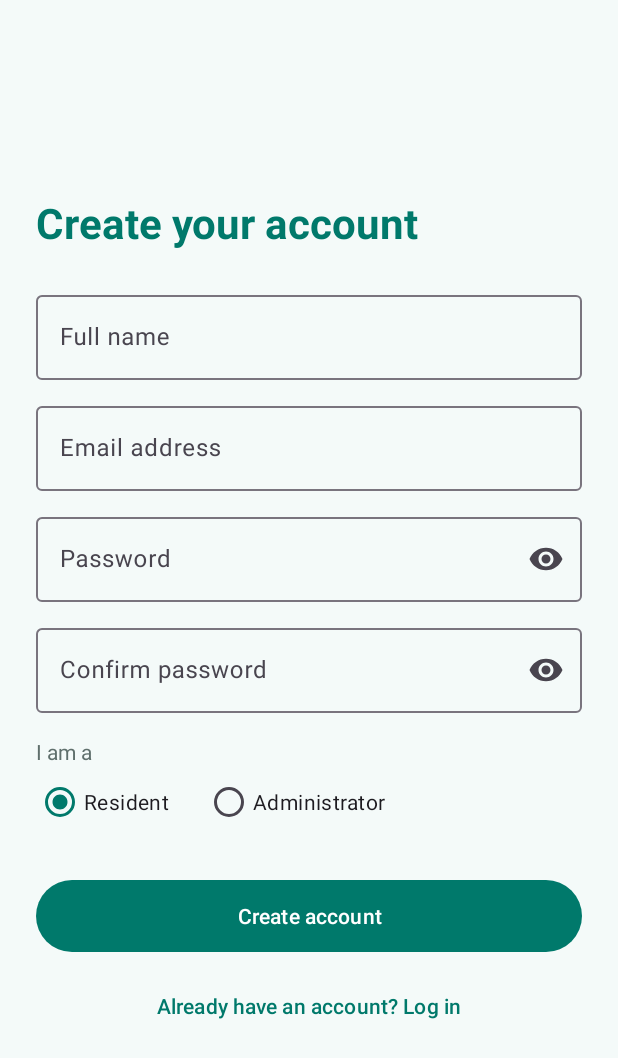
After one commit to DWasike/Safisha-Community-Reporting-System, an Android app: the RegisterFragment screen opened through its navigation route, on a phone screen of 412 x 824 dp. The commit adds this screen. Shown: the top 1058 px of the screen. Run offline under Robolectric (Android 15) with nearby library versions, the phone set to English and light mode, and no system bars; our stand-ins replace Room's generated code.

Commit message:
Add navigation graph, login and register screens with validation

```diff
--- a/app/build.gradle.kts
+++ b/app/build.gradle.kts
@@ -32,9 +32,15 @@ android {
         sourceCompatibility = JavaVersion.VERSION_11
         targetCompatibility = JavaVersion.VERSION_11
     }
+
+    buildFeatures {
+        viewBinding = true
+    }
 }
 
 dependencies {
+    implementation(libs.androidx.navigation.fragment.ktx)
+    implementation(libs.androidx.navigation.ui.ktx)
     implementation(libs.androidx.activity.ktx)
     implementation(libs.androidx.appcompat)
     implementation(libs.androidx.constraintlayout)
--- /dev/null
+++ b/app/src/main/java/com/example/safisha/ui/viewmodel/LoginFragment.kt
@@ -0,0 +1,93 @@
+package com.example.safisha.ui.auth
+
+import android.os.Bundle
+import android.util.Patterns
+import android.view.LayoutInflater
+import android.view.View
+import android.view.ViewGroup
+import android.widget.Toast
+import androidx.core.widget.doOnTextChanged
+import androidx.fragment.app.Fragment
+import androidx.fragment.app.activityViewModels
+import androidx.lifecycle.Lifecycle
+import androidx.lifecycle.lifecycleScope
+import androidx.lifecycle.repeatOnLifecycle
+import androidx.navigation.fragment.findNavController
+import com.example.safisha.R
+import com.example.safisha.databinding.FragmentLoginBinding
+import com.example.safisha.ui.viewmodel.SafishaViewModel
+import com.example.safisha.ui.viewmodel.UiEvent
+import kotlinx.coroutines.launch
+
+class LoginFragment : Fragment() {
+
+    private var _binding: FragmentLoginBinding? = null
+    private val binding get() = _binding!!
+
+    // Shared with every screen so currentUser survives navigation
+    private val viewModel: SafishaViewModel by activityViewModels()
+
+    override fun onCreateView(
+        inflater: LayoutInflater, container: ViewGroup?, savedInstanceState: Bundle?
+    ): View {
+        _binding = FragmentLoginBinding.inflate(inflater, container, false)
+        return binding.root
+    }
+
+    override fun onViewCreated(view: View, savedInstanceState: Bundle?) {
+        binding.btnLogin.setOnClickListener { attemptLogin() }
+        binding.btnToRegister.setOnClickListener {
+            findNavController().navigate(R.id.action_loginFragment_to_registerFragment)
+        }
+
+        // Clear an inline error as soon as the user starts fixing the field
+        binding.etEmail.doOnTextChanged { _, _, _, _ -> binding.tilEmail.error = null }
+        binding.etPassword.doOnTextChanged { _, _, _, _ -> binding.tilPassword.error = null }
+
+        // Listen for one-off events from the ViewModel (login success, messages)
+        viewLifecycleOwner.lifecycleScope.launch {
+            viewLifecycleOwner.repeatOnLifecycle(Lifecycle.State.STARTED) {
+                viewModel.events.collect { event ->
+                    when (event) {
+                        is UiEvent.LoggedIn -> findNavController()
+                            .navigate(R.id.action_loginFragment_to_dashboardFragment)
+                        is UiEvent.Message -> {
+                            setLoading(false)
+                            Toast.makeText(requireContext(), event.text, Toast.LENGTH_LONG).show()
+                        }
+                        else -> Unit
+                    }
+                }
+            }
+        }
+    }
+
+    private fun attemptLogin() {
+        val email = binding.etEmail.text.toString().trim()
+        val password = binding.etPassword.text.toString()
+
+        val emailError = when {
+            email.isEmpty() -> getString(R.string.error_email_required)
+            !Patterns.EMAIL_ADDRESS.matcher(email).matches() -> getString(R.string.error_email_invalid)
+            else -> null
+        }
+        val passwordError = if (password.isEmpty()) getString(R.string.error_password_required) else null
+
+        binding.tilEmail.error = emailError
+        binding.tilPassword.error = passwordError
+        if (emailError != null || passwordError != null) return   // block the submit
+
+        setLoading(true)
+        viewModel.login(email, password)
+    }
+
+    private fun setLoading(loading: Boolean) {
+        binding.progress.visibility = if (loading) View.VISIBLE else View.GONE
+        binding.btnLogin.isEnabled = !loading
+    }
+
+    override fun onDestroyView() {
+        super.onDestroyView()
+        _binding = null
+    }
+}
--- /dev/null
+++ b/app/src/main/java/com/example/safisha/ui/viewmodel/RegisterFragment.kt
@@ -0,0 +1,107 @@
+package com.example.safisha.ui.auth
+
+import android.os.Bundle
+import android.util.Patterns
+import android.view.LayoutInflater
+import android.view.View
+import android.view.ViewGroup
+import android.widget.Toast
+import androidx.core.widget.doOnTextChanged
+import androidx.fragment.app.Fragment
+import androidx.fragment.app.activityViewModels
+import androidx.lifecycle.Lifecycle
+import androidx.lifecycle.lifecycleScope
+import androidx.lifecycle.repeatOnLifecycle
+import androidx.navigation.fragment.findNavController
+import com.example.safisha.R
+import com.example.safisha.databinding.FragmentRegisterBinding
+import com.example.safisha.domain.model.UserRole
+import com.example.safisha.ui.viewmodel.SafishaViewModel
+import com.example.safisha.ui.viewmodel.UiEvent
+import kotlinx.coroutines.launch
+
+class RegisterFragment : Fragment() {
+
+    private var _binding: FragmentRegisterBinding? = null
+    private val binding get() = _binding!!
+    private val viewModel: SafishaViewModel by activityViewModels()
+
+    override fun onCreateView(
+        inflater: LayoutInflater, container: ViewGroup?, savedInstanceState: Bundle?
+    ): View {
+        _binding = FragmentRegisterBinding.inflate(inflater, container, false)
+        return binding.root
+    }
+
+    override fun onViewCreated(view: View, savedInstanceState: Bundle?) {
+        binding.btnRegister.setOnClickListener { attemptRegister() }
+        binding.btnToLogin.setOnClickListener { findNavController().popBackStack() }
+
+        binding.etName.doOnTextChanged { _, _, _, _ -> binding.tilName.error = null }
+        binding.etEmail.doOnTextChanged { _, _, _, _ -> binding.tilEmail.error = null }
+        binding.etPassword.doOnTextChanged { _, _, _, _ -> binding.tilPassword.error = null }
+        binding.etConfirm.doOnTextChanged { _, _, _, _ -> binding.tilConfirm.error = null }
+
+        viewLifecycleOwner.lifecycleScope.launch {
+            viewLifecycleOwner.repeatOnLifecycle(Lifecycle.State.STARTED) {
+                viewModel.events.collect { event ->
+                    when (event) {
+                        is UiEvent.Message -> {
+                            setLoading(false)
+                            Toast.makeText(requireContext(), event.text, Toast.LENGTH_LONG).show()
+                        }
+                        // Account created: go back to the Login screen
+                        is UiEvent.Registered -> findNavController().popBackStack()
+                        else -> Unit
+                    }
+                }
+            }
+        }
+    }
+
+    private fun attemptRegister() {
+        val name = binding.etName.text.toString().trim()
+        val email = binding.etEmail.text.toString().trim()
+        val password = binding.etPassword.text.toString()
+        val confirm = binding.etConfirm.text.toString()
+
+        val nameError = when {
+            name.isEmpty() -> getString(R.string.error_name_required)
+            name.length < 2 -> getString(R.string.error_name_short)
+            else -> null
+        }
+        val emailError = when {
+            email.isEmpty() -> getString(R.string.error_email_required)
+            !Patterns.EMAIL_ADDRESS.matcher(email).matches() -> getString(R.string.error_email_invalid)
+            else -> null
+        }
+        val passwordError = when {
+            password.isEmpty() -> getString(R.string.error_password_required)
+            password.length < 6 -> getString(R.string.error_password_short)
+            else -> null
+        }
+        val confirmError = if (confirm != password) getString(R.string.error_confirm_mismatch) else null
+
+        binding.tilName.error = nameError
+        binding.tilEmail.error = emailError
+        binding.tilPassword.error = passwordError
+        binding.tilConfirm.error = confirmError
+
+        if (listOf(nameError, emailError, passwordError, confirmError).any { it != null }) return
+
+        val role = if (binding.rbAdmin.isChecked) UserRole.ADMIN else UserRole.RESIDENT
+
+        setLoading(true)
+        viewModel.register(name, email, password, role)
+    }
+
+    private fun setLoading(loading: Boolean) {
+        binding.progress.visibility = if (loading) View.VISIBLE else View.GONE
+        binding.btnRegister.isEnabled = !loading
+    }
+
+    override fun onDestroyView() {
+        super.onDestroyView()
+        _binding = null
+    }
+}
--- a/app/src/main/res/layout/activity_main.xml
+++ b/app/src/main/res/layout/activity_main.xml
@@ -1,5 +1,6 @@
 <?xml version="1.0" encoding="utf-8"?>
-<androidx.constraintlayout.widget.ConstraintLayout xmlns:android="http://schemas.android.com/apk/res/android"
+<androidx.constraintlayout.widget.ConstraintLayout
+    xmlns:android="http://schemas.android.com/apk/res/android"
     xmlns:app="http://schemas.android.com/apk/res-auto"
     xmlns:tools="http://schemas.android.com/tools"
     android:id="@+id/main"
@@ -7,13 +8,16 @@
     android:layout_height="match_parent"
     tools:context=".MainActivity">
 
-    <TextView
-        android:layout_width="wrap_content"
-        android:layout_height="wrap_content"
-        android:text="Hello World!"
+    <androidx.fragment.app.FragmentContainerView
+        android:id="@+id/nav_host_fragment"
+        android:name="androidx.navigation.fragment.NavHostFragment"
+        android:layout_width="0dp"
+        android:layout_height="0dp"
+        app:defaultNavHost="true"
+        app:navGraph="@navigation/nav_graph"
+        app:layout_constraintTop_toTopOf="parent"
         app:layout_constraintBottom_toBottomOf="parent"
-        app:layout_constraintEnd_toEndOf="parent"
         app:layout_constraintStart_toStartOf="parent"
-        app:layout_constraintTop_toTopOf="parent" />
+        app:layout_constraintEnd_toEndOf="parent" />
 
 </androidx.constraintlayout.widget.ConstraintLayout>
--- /dev/null
+++ b/app/src/main/res/layout/fragment_register.xml
@@ -0,0 +1,138 @@
+<?xml version="1.0" encoding="utf-8"?>
+<ScrollView xmlns:android="http://schemas.android.com/apk/res/android"
+    xmlns:app="http://schemas.android.com/apk/res-auto"
+    android:layout_width="match_parent"
+    android:layout_height="match_parent"
+    android:fillViewport="true">
+
+    <LinearLayout
+        android:layout_width="match_parent"
+        android:layout_height="wrap_content"
+        android:gravity="center_vertical"
+        android:orientation="vertical"
+        android:padding="24dp">
+
+        <TextView
+            android:layout_width="wrap_content"
+            android:layout_height="wrap_content"
+            android:layout_marginBottom="24dp"
+            android:text="@string/register_title"
+            android:textColor="@color/safisha_primary"
+            android:textSize="28sp"
+            android:textStyle="bold" />
+
+        <com.google.android.material.textfield.TextInputLayout
+            android:id="@+id/tilName"
+            style="@style/Widget.Material3.TextInputLayout.OutlinedBox"
+            android:layout_width="match_parent"
+            android:layout_height="wrap_content"
+            android:hint="@string/hint_full_name">
+
+            <com.google.android.material.textfield.TextInputEditText
+                android:id="@+id/etName"
+                android:layout_width="match_parent"
+                android:layout_height="wrap_content"
+                android:inputType="textPersonName|textCapWords" />
+        </com.google.android.material.textfield.TextInputLayout>
+
+        <com.google.android.material.textfield.TextInputLayout
+            android:id="@+id/tilEmail"
+            style="@style/Widget.Material3.TextInputLayout.OutlinedBox"
+            android:layout_width="match_parent"
+            android:layout_height="wrap_content"
+            android:layout_marginTop="12dp"
+            android:hint="@string/hint_email">
+
+            <com.google.android.material.textfield.TextInputEditText
+                android:id="@+id/etEmail"
+                android:layout_width="match_parent"
+                android:layout_height="wrap_content"
+                android:inputType="textEmailAddress" />
+        </com.google.android.material.textfield.TextInputLayout>
+
+        <com.google.android.material.textfield.TextInputLayout
+            android:id="@+id/tilPassword"
+            style="@style/Widget.Material3.TextInputLayout.OutlinedBox"
+            android:layout_width="match_parent"
+            android:layout_height="wrap_content"
+            android:layout_marginTop="12dp"
+            android:hint="@string/hint_password"
+            app:endIconMode="password_toggle">
+
+            <com.google.android.material.textfield.TextInputEditText
+                android:id="@+id/etPassword"
+                android:layout_width="match_parent"
+                android:layout_height="wrap_content"
+                android:inputType="textPassword" />
+        </com.google.android.material.textfield.TextInputLayout>
+
+        <com.google.android.material.textfield.TextInputLayout
+            android:id="@+id/tilConfirm"
+            style="@style/Widget.Material3.TextInputLayout.OutlinedBox"
+            android:layout_width="match_parent"
+            android:layout_height="wrap_content"
+            android:layout_marginTop="12dp"
+            android:hint="@string/hint_confirm_password"
+            app:endIconMode="password_toggle">
+
+            <com.google.android.material.textfield.TextInputEditText
+                android:id="@+id/etConfirm"
+                android:layout_width="match_parent"
+                android:layout_height="wrap_content"
+                android:inputType="textPassword" />
+        </com.google.android.material.textfield.TextInputLayout>
+
+        <TextView
+            android:layout_width="wrap_content"
+            android:layout_height="wrap_content"
+            android:layout_marginTop="16dp"
+            android:text="@string/label_role"
+            android:textColor="@color/safisha_text_secondary" />
+
+        <RadioGroup
+            android:id="@+id/rgRole"
+            android:layout_width="match_parent"
+            android:layout_height="wrap_content"
+            android:orientation="horizontal">
+
+            <RadioButton
+                android:id="@+id/rbResident"
+                android:layout_width="wrap_content"
+                android:layout_height="wrap_content"
+                android:checked="true"
+                android:text="@string/role_resident" />
+
+            <RadioButton
+                android:id="@+id/rbAdmin"
+                android:layout_width="wrap_content"
+                android:layout_height="wrap_content"
+                android:layout_marginStart="24dp"
+                android:text="@string/role_admin" />
+        </RadioGroup>
+
+        <com.google.android.material.button.MaterialButton
+            android:id="@+id/btnRegister"
+            android:layout_width="match_parent"
+            android:layout_height="56dp"
+            android:layout_marginTop="24dp"
+            android:text="@string/action_register" />
+
+        <com.google.android.material.progressindicator.CircularProgressIndicator
+            android:id="@+id/progress"
+            android:layout_width="wrap_content"
+            android:layout_height="wrap_content"
+            android:layout_gravity="center_horizontal"
+            android:layout_marginTop="16dp"
+            android:indeterminate="true"
+            android:visibility="gone" />
+
+        <com.google.android.material.button.MaterialButton
+            android:id="@+id/btnToLogin"
+            style="@style/Widget.Material3.Button.TextButton"
+            android:layout_width="match_parent"
+            android:layout_height="wrap_content"
+            android:layout_marginTop="8dp"
+            android:text="@string/link_to_login" />
+
+    </LinearLayout>
+</ScrollView>
--- /dev/null
+++ b/app/src/main/res/navigation/nav_graph.xml
@@ -0,0 +1,41 @@
+<?xml version="1.0" encoding="utf-8"?>
+<navigation xmlns:android="http://schemas.android.com/apk/res/android"
+    xmlns:app="http://schemas.android.com/apk/res-auto"
+    xmlns:tools="http://schemas.android.com/tools"
+    android:id="@+id/nav_graph"
+    app:startDestination="@id/loginFragment">
+
+    <fragment
+        android:id="@+id/loginFragment"
+        android:name="com.example.safisha.ui.auth.LoginFragment"
+        android:label="Login"
+        tools:layout="@layout/fragment_login">
+        <action
+            android:id="@+id/action_loginFragment_to_registerFragment"
+            app:destination="@id/registerFragment" />
+        <action
+            android:id="@+id/action_loginFragment_to_dashboardFragment"
+            app:destination="@id/dashboardFragment"
+            app:popUpTo="@id/loginFragment"
+            app:popUpToInclusive="true" />
+    </fragment>
+
+    <fragment
+        android:id="@+id/registerFragment"
+        android:name="com.example.safisha.ui.auth.RegisterFragment"
+        android:label="Register"
+        tools:layout="@layout/fragment_register" />
+
+    <fragment
+        android:id="@+id/dashboardFragment"
+        android:name="com.example.safisha.ui.auth.DashboardFragment"
+        android:label="Dashboard"
+        tools:layout="@layout/fragment_dashboard">
+        <action
+            android:id="@+id/action_dashboardFragment_to_loginFragment"
+            app:destination="@id/loginFragment"
+            app:popUpTo="@id/dashboardFragment"
+            app:popUpToInclusive="true" />
+    </fragment>
+
+</navigation>
--- a/app/src/main/res/values-night/themes.xml
+++ b/app/src/main/res/values-night/themes.xml
@@ -1,7 +1,14 @@
 <resources xmlns:tools="http://schemas.android.com/tools">
-    <!-- Base application theme. -->
-    <style name="Base.Theme.Safisha" parent="Theme.Material3.DayNight.NoActionBar">
-        <!-- Customize your dark theme here. -->
-        <!-- <item name="colorPrimary">@color/my_dark_primary</item> -->
+    <style name="Theme.Safisha" parent="Theme.Material3.Light.NoActionBar">
+        <item name="colorPrimary">@color/safisha_primary</item>
+        <item name="colorOnPrimary">@color/white</item>
+        <item name="colorPrimaryContainer">@color/safisha_primary_container</item>
+        <item name="colorOnPrimaryContainer">@color/safisha_primary_dark</item>
+        <item name="colorSecondary">@color/safisha_accent</item>
+        <item name="colorOnSecondary">@color/safisha_text</item>
+        <item name="android:colorBackground">@color/safisha_background</item>
+        <item name="colorSurface">@color/safisha_surface</item>
+        <item name="colorOnSurface">@color/safisha_text</item>
+        <item name="colorError">@color/safisha_error</item>
     </style>
 </resources>
--- a/app/src/main/res/values/colors.xml
+++ b/app/src/main/res/values/colors.xml
@@ -2,4 +2,20 @@
 <resources>
     <color name="black">#FF000000</color>
     <color name="white">#FFFFFFFF</color>
+
+    <!-- Safisha palette: Fresh Teal -->
+    <color name="safisha_primary">#00796B</color>
+    <color name="safisha_primary_dark">#004D40</color>
+    <color name="safisha_primary_container">#B2DFDB</color>
+    <color name="safisha_accent">#FFB300</color>
+    <color name="safisha_background">#F4FAF9</color>
+    <color name="safisha_surface">#FFFFFF</color>
+    <color name="safisha_text">#1F2D2B</color>
+    <color name="safisha_text_secondary">#5F6F6C</color>
+    <color name="safisha_error">#DC2626</color>
+
+    <!-- Status badges (shared with Member 4) -->
+    <color name="status_pending">#EF6C00</color>
+    <color name="status_in_progress">#2563EB</color>
+    <color name="status_resolved">#2E7D32</color>
 </resources>
--- a/app/src/main/res/values/strings.xml
+++ b/app/src/main/res/values/strings.xml
@@ -1,3 +1,26 @@
 <resources>
     <string name="app_name">Safisha</string>
+    <string name="tagline">Report it. Track it. Get it fixed.</string>
+    <string name="register_title">Create your account</string>
+    <string name="hint_full_name">Full name</string>
+    <string name="hint_email">Email address</string>
+    <string name="hint_password">Password</string>
+    <string name="hint_confirm_password">Confirm password</string>
+    <string name="action_login">Log in</string>
+    <string name="action_register">Create account</string>
+    <string name="action_logout">Log out</string>
+    <string name="link_to_register">New to Safisha? Create an account</string>
+    <string name="link_to_login">Already have an account? Log in</string>
+    <string name="label_role">I am a</string>
+    <string name="role_resident">Resident</string>
+    <string name="role_admin">Administrator</string>
+    <string name="error_name_required">Full name is required</string>
+    <string name="error_name_short">Enter your full name</string>
+    <string name="error_email_required">Email is required</string>
+    <string name="error_email_invalid">Enter a valid email address</string>
+    <string name="error_password_required">Password is required</string>
+    <string name="error_password_short">Password must be at least 6 characters</string>
+    <string name="error_confirm_mismatch">Passwords do not match</string>
+    <string name="dashboard_welcome">Welcome, %1$s</string>
+    <string name="dashboard_role">Signed in as %1$s</string>
 </resources>
--- a/app/src/main/res/values/themes.xml
+++ b/app/src/main/res/values/themes.xml
@@ -1,9 +1,14 @@
 <resources xmlns:tools="http://schemas.android.com/tools">
-    <!-- Base application theme. -->
-    <style name="Base.Theme.Safisha" parent="Theme.Material3.DayNight.NoActionBar">
-        <!-- Customize your light theme here. -->
-        <!-- <item name="colorPrimary">@color/my_light_primary</item> -->
+    <style name="Theme.Safisha" parent="Theme.Material3.Light.NoActionBar">
+        <item name="colorPrimary">@color/safisha_primary</item>
+        <item name="colorOnPrimary">@color/white</item>
+        <item name="colorPrimaryContainer">@color/safisha_primary_container</item>
+        <item name="colorOnPrimaryContainer">@color/safisha_primary_dark</item>
+        <item name="colorSecondary">@color/safisha_accent</item>
+        <item name="colorOnSecondary">@color/safisha_text</item>
+        <item name="android:colorBackground">@color/safisha_background</item>
+        <item name="colorSurface">@color/safisha_surface</item>
+        <item name="colorOnSurface">@color/safisha_text</item>
+        <item name="colorError">@color/safisha_error</item>
     </style>
-
-    <style name="Theme.Safisha" parent="Base.Theme.Safisha" />
 </resources>
--- a/gradle/libs.versions.toml
+++ b/gradle/libs.versions.toml
@@ -15,6 +15,7 @@ testRunner = "1.6.2"
 lifecycle = "2.8.7"
 retrofit = "2.11.0"
 work = "2.11.1"
+navigation = "2.9.0"
 
 [libraries]
 androidx-test-runner = { group = "androidx.test", name = "runner", version.ref = "testRunner" }
@@ -37,6 +38,8 @@ retrofit = { group = "com.squareup.retrofit2", name = "retrofit", version.ref =
 retrofit-converter-gson = { group = "com.squareup.retrofit2", name = "converter-gson", version.ref = "retrofit" }
 androidx-work-runtime-ktx = { group = "androidx.work", name = "work-runtime-ktx", version.ref = "work" }
 
+androidx-navigation-fragment-ktx = { group = "androidx.navigation", name = "navigation-fragment-ktx", version.ref = "navigation" }
+androidx-navigation-ui-ktx = { group = "androidx.navigation", name = "navigation-ui-ktx", version.ref = "navigation" }
 [plugins]
 android-application = { id = "com.android.application", version.ref = "agp" }
 ksp = { id = "com.google.devtools.ksp", version.ref = "ksp" }
```
Also changed, not shown: app/src/main/java/com/example/safisha/ui/viewmodel/DashboardFragment.kt (added, +63 -0 lines), app/src/main/res/layout/fragment_dashboard.xml (added, +30 -0 lines), app/src/main/res/layout/fragment_login.xml (added, +87 -0 lines).
